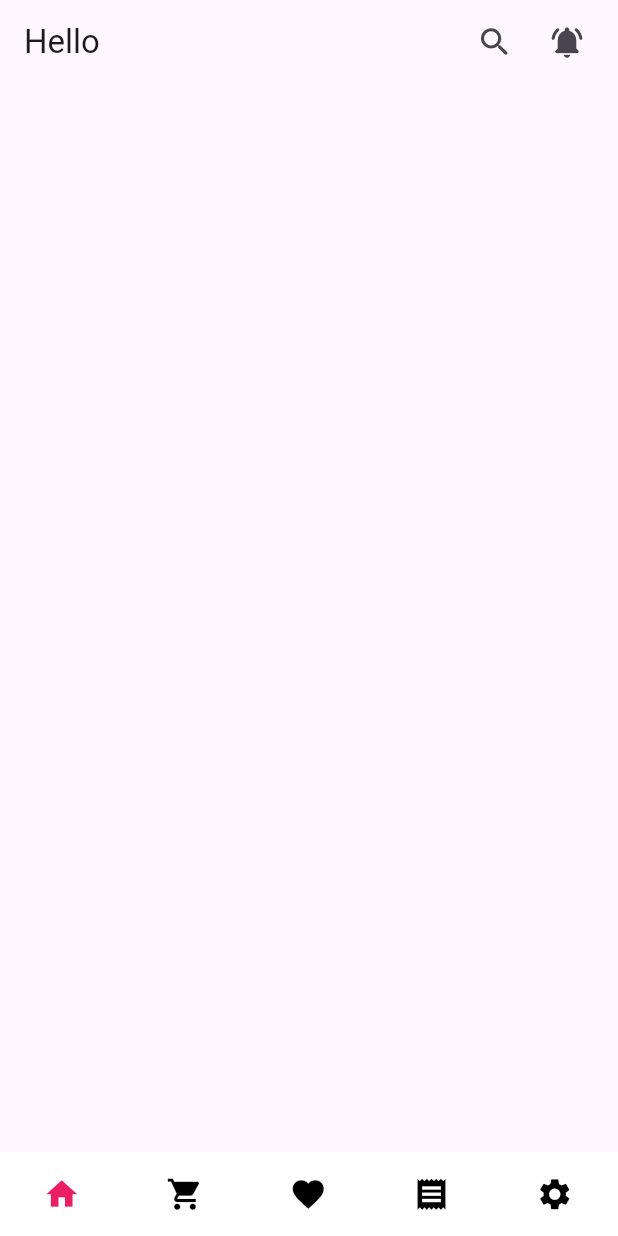
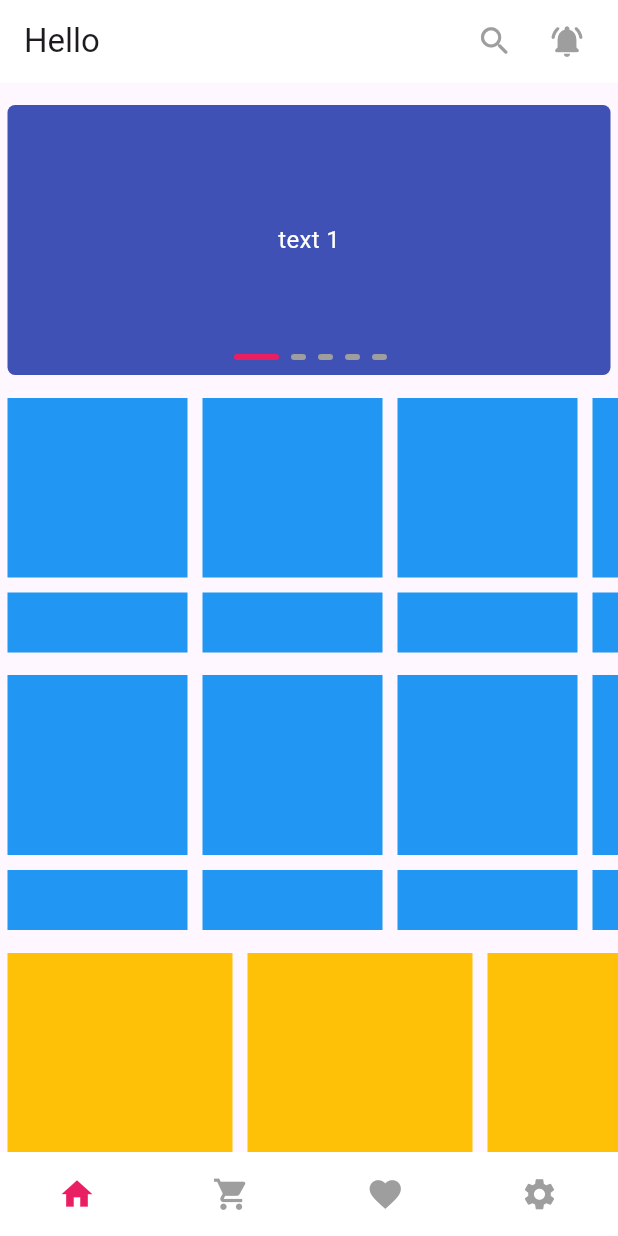
Before and after one commit to yengkh/kh_online_shop_flutter_app, a Flutter app: the screen it shows after launch, after a tap on the "search" icon, on a phone screen of 412 x 824 dp. Run offline on Flutter 3.47's test engine with Material 3 defaults, Android fonts, the phone set to English and light mode, and no system bars; drawn by our look-alikes of animated_bottom_navigation_bar, carousel_slider, smooth_page_indicator.

Commit message:
Structure Home Page

```diff
--- a/lib/main.dart
+++ b/lib/main.dart
@@ -11,10 +11,10 @@ class MyApp extends StatelessWidget {
   @override
   Widget build(BuildContext context) {
     return MaterialApp(
+      scrollBehavior: const ScrollBehavior(),
       debugShowCheckedModeBanner: false,
       title: 'Kh Online Shop',
       theme: ThemeData(
-        colorScheme: ColorScheme.fromSeed(seedColor: Colors.deepPurple),
         useMaterial3: true,
       ),
       home: const BasePage(),
--- a/lib/material/bottom_nav_icons_list/bttom_nav_icons_list.dart
+++ b/lib/material/bottom_nav_icons_list/bttom_nav_icons_list.dart
@@ -5,7 +5,6 @@ class BttomNavIconsList {
     Icons.home,
     Icons.shopping_cart,
     Icons.favorite,
-    Icons.receipt,
     Icons.settings,
   ];
 }
--- a/lib/material/icon_button/icon_button.dart
+++ b/lib/material/icon_button/icon_button.dart
@@ -17,6 +17,7 @@ class IconButtonWidget extends StatelessWidget {
       icon: Icon(
         iconData,
         size: 25.0,
+        color: Colors.grey,
       ),
     );
   }
--- a/lib/screens/base_pages/base_page.dart
+++ b/lib/screens/base_pages/base_page.dart
@@ -18,12 +18,14 @@ class _BasePageState extends State<BasePage> {
     return Scaffold(
       body: BodyPage.body[_currentIndex],
       bottomNavigationBar: AnimatedBottomNavigationBar(
+        inactiveColor: Colors.grey,
         activeColor: Colors.pink,
         elevation: 0.0,
         icons: BttomNavIconsList.iconList,
         activeIndex: _currentIndex,
         gapWidth: 1.0,
         iconSize: 25.0,
+        splashColor: Colors.grey,
         onTap: (index) => setState(() => _currentIndex = index),
       ),
     );
--- a/lib/screens/base_pages/body_page.dart
+++ b/lib/screens/base_pages/body_page.dart
@@ -2,7 +2,6 @@ import 'package:flutter/material.dart';
 import 'package:kh_online_shop_app_flutter/screens/cart_pages/cart_page.dart';
 import 'package:kh_online_shop_app_flutter/screens/favorite_pages/favorite_page.dart';
 import 'package:kh_online_shop_app_flutter/screens/home_pages/home_page.dart';
-import 'package:kh_online_shop_app_flutter/screens/receipt_pages/receipt_page.dart';
 import 'package:kh_online_shop_app_flutter/screens/setting_pages/setting_page.dart';
 
 class BodyPage {
@@ -10,7 +9,6 @@ class BodyPage {
     const HomePage(),
     const CartPage(),
     const FavoritePage(),
-    const ReceiptPage(),
     const SettingPage(),
   ];
 }
--- a/lib/screens/home_pages/home_page.dart
+++ b/lib/screens/home_pages/home_page.dart
@@ -1,27 +1,57 @@
 import 'package:flutter/material.dart';
-import 'package:kh_online_shop_app_flutter/material/icon_button/icon_button.dart';
+import 'package:kh_online_shop_app_flutter/widgets/home_page/home_page_carocel_slider.dart';
+import 'package:kh_online_shop_app_flutter/widgets/home_page/home_page_app_bar.dart';
+import 'package:kh_online_shop_app_flutter/widgets/home_page/home_page_brand_list.dart';
+import 'package:kh_online_shop_app_flutter/widgets/home_page/home_page_items.dart';
+import 'package:kh_online_shop_app_flutter/widgets/home_page/home_page_top_products.dart';
 
-class HomePage extends StatelessWidget {
+class HomePage extends StatefulWidget {
   const HomePage({super.key});
 
   @override
+  State<HomePage> createState() => _HomePageState();
+}
+
+class _HomePageState extends State<HomePage> {
+  @override
   Widget build(BuildContext context) {
     return Scaffold(
-      appBar: AppBar(
-        title: const Text("Hello"),
-        actions: [
-          IconButtonWidget(
-            onPreessEvent: () {},
-            iconData: Icons.search_rounded,
+      appBar: PreferredSize(
+        preferredSize: Size(MediaQuery.of(context).size.width, 55.0),
+        child: const HomePageAppBar(),
+      ),
+      body: GlowingOverscrollIndicator(
+        axisDirection: AxisDirection.down,
+        color: Colors.pink.shade300,
+        child: const SingleChildScrollView(
+          child: Column(
+            children: [
+              SizedBox(
+                height: 15.0,
+              ),
+              HomePageCarocelSlider(),
+              SizedBox(
+                height: 15.0,
+              ),
+              HomePageBrandList(),
+              SizedBox(
+                height: 15.0,
+              ),
+              HomePageBrandList(),
+              SizedBox(
+                height: 15.0,
+              ),
+              HomePageTopProducts(),
+              SizedBox(
+                height: 15.0,
+              ),
+              HomePageItems(),
+              SizedBox(
+                height: 50.0,
+              ),
+            ],
           ),
-          IconButtonWidget(
-            onPreessEvent: () {},
-            iconData: Icons.notifications_active_rounded,
-          ),
-          const SizedBox(
-            width: 10.0,
-          ),
-        ],
+        ),
       ),
     );
   }
--- /dev/null
+++ b/lib/widgets/home_page/home_page_app_bar.dart
@@ -0,0 +1,29 @@
+import 'package:flutter/material.dart';
+import 'package:kh_online_shop_app_flutter/material/icon_button/icon_button.dart';
+
+class HomePageAppBar extends StatelessWidget {
+  const HomePageAppBar({
+    super.key,
+  });
+
+  @override
+  Widget build(BuildContext context) {
+    return AppBar(
+      backgroundColor: Colors.white,
+      title: const Text("Hello"),
+      actions: [
+        IconButtonWidget(
+          onPreessEvent: () {},
+          iconData: Icons.search_rounded,
+        ),
+        IconButtonWidget(
+          onPreessEvent: () {},
+          iconData: Icons.notifications_active_rounded,
+        ),
+        const SizedBox(
+          width: 10.0,
+        ),
+      ],
+    );
+  }
+}
--- /dev/null
+++ b/lib/widgets/home_page/home_page_brand_list.dart
@@ -0,0 +1,45 @@
+import 'package:flutter/material.dart';
+
+class HomePageBrandList extends StatelessWidget {
+  const HomePageBrandList({
+    super.key,
+  });
+
+  @override
+  Widget build(BuildContext context) {
+    return SizedBox(
+      height: 170.0,
+      child: GlowingOverscrollIndicator(
+        axisDirection: AxisDirection.right,
+        color: Colors.pink.shade300,
+        child: ListView.builder(
+            scrollDirection: Axis.horizontal,
+            itemCount: 10,
+            itemBuilder: (context, index) {
+              return Padding(
+                padding: const EdgeInsets.symmetric(horizontal: 5.0),
+                child: Column(
+                  mainAxisAlignment: MainAxisAlignment.spaceBetween,
+                  children: [
+                    Container(
+                      height: 120.0,
+                      width: 120.0,
+                      decoration: const BoxDecoration(
+                        color: Colors.blue,
+                      ),
+                    ),
+                    Container(
+                      height: 40.0,
+                      width: 120.0,
+                      decoration: const BoxDecoration(
+                        color: Colors.blue,
+                      ),
+                    ),
+                  ],
+                ),
+              );
+            }),
+      ),
+    );
+  }
+}
--- /dev/null
+++ b/lib/widgets/home_page/home_page_carocel_slider.dart
@@ -0,0 +1,76 @@
+import 'package:carousel_slider/carousel_slider.dart';
+import 'package:flutter/material.dart';
+import 'package:smooth_page_indicator/smooth_page_indicator.dart';
+
+class HomePageCarocelSlider extends StatefulWidget {
+  const HomePageCarocelSlider({super.key});
+
+  @override
+  State<HomePageCarocelSlider> createState() => _HomePageCarocelSliderState();
+}
+
+int _pageActiveController = 0;
+
+class _HomePageCarocelSliderState extends State<HomePageCarocelSlider> {
+  @override
+  Widget build(BuildContext context) {
+    return Stack(
+      children: [
+        GlowingOverscrollIndicator(
+          axisDirection: AxisDirection.right,
+          color: Colors.pink.shade300,
+          child: CarouselSlider(
+            options: CarouselOptions(
+              enableInfiniteScroll: false,
+              onPageChanged: (index, reson) {
+                setState(() {
+                  _pageActiveController = index;
+                });
+              },
+              height: 180.0,
+              viewportFraction: 1,
+            ),
+            items: [1, 2, 3, 4, 5].map((i) {
+              return Builder(
+                builder: (BuildContext context) {
+                  return Container(
+                    width: MediaQuery.of(context).size.width,
+                    margin: const EdgeInsets.symmetric(horizontal: 5.0),
+                    decoration: const BoxDecoration(
+                      color: Colors.indigo,
+                      borderRadius: BorderRadius.all(
+                        Radius.circular(5.0),
+                      ),
+                    ),
+                    child: Center(
+                      child: Text(
+                        'text $i',
+                        style: const TextStyle(
+                          fontSize: 16.0,
+                          color: Colors.white,
+                        ),
+                      ),
+                    ),
+                  );
+                },
+              );
+            }).toList(),
+          ),
+        ),
+        Positioned(
+          bottom: 10.0,
+          left: MediaQuery.of(context).size.width / 2 - 50.0,
+          child: AnimatedSmoothIndicator(
+            effect: const ExpandingDotsEffect(
+              activeDotColor: Colors.pink,
+              dotHeight: 4.0,
+              dotWidth: 10.0,
+            ),
+            activeIndex: _pageActiveController,
+            count: 5,
+          ),
+        ),
+      ],
+    );
+  }
+}
--- /dev/null
+++ b/lib/widgets/home_page/home_page_items.dart
@@ -0,0 +1,31 @@
+import 'package:flutter/material.dart';
+
+class HomePageItems extends StatelessWidget {
+  const HomePageItems({
+    super.key,
+  });
+
+  @override
+  Widget build(BuildContext context) {
+    return GridView.builder(
+      physics: const NeverScrollableScrollPhysics(),
+      shrinkWrap: true,
+      scrollDirection: Axis.vertical,
+      gridDelegate: SliverGridDelegateWithMaxCrossAxisExtent(
+        maxCrossAxisExtent: MediaQuery.of(context).size.width / 2,
+        childAspectRatio: 0.75,
+      ),
+      itemCount: 20,
+      itemBuilder: (BuildContext context, int index) {
+        return Padding(
+          padding: const EdgeInsets.all(5.0),
+          child: Container(
+            decoration: const BoxDecoration(
+              color: Colors.green,
+            ),
+          ),
+        );
+      },
+    );
+  }
+}
--- /dev/null
+++ b/lib/widgets/home_page/home_page_top_products.dart
@@ -0,0 +1,32 @@
+import 'package:flutter/material.dart';
+
+class HomePageTopProducts extends StatelessWidget {
+  const HomePageTopProducts({
+    super.key,
+  });
+
+  @override
+  Widget build(BuildContext context) {
+    return SizedBox(
+      height: 200,
+      child: GlowingOverscrollIndicator(
+        axisDirection: AxisDirection.right,
+        color: Colors.pink.shade300,
+        child: ListView.builder(
+          scrollDirection: Axis.horizontal,
+          itemCount: 10,
+          itemBuilder: (BuildContext context, int index) {
+            return Padding(
+              padding: const EdgeInsets.symmetric(horizontal: 5.0),
+              child: Container(
+                height: 200,
+                width: 150.0,
+                decoration: const BoxDecoration(color: Colors.amber),
+              ),
+            );
+          },
+        ),
+      ),
+    );
+  }
+}
--- a/pubspec.yaml
+++ b/pubspec.yaml
@@ -9,6 +9,8 @@ dependencies:
     sdk: flutter
   cupertino_icons: ^1.0.6
   animated_bottom_navigation_bar: ^1.3.3
+  carousel_slider: ^4.2.1
+  smooth_page_indicator: ^1.1.0
 
 dev_dependencies:
   flutter_test:
```
Also changed, not shown: lib/screens/home_pages/home_page_app_bar.dart (deleted), pubspec.lock.
